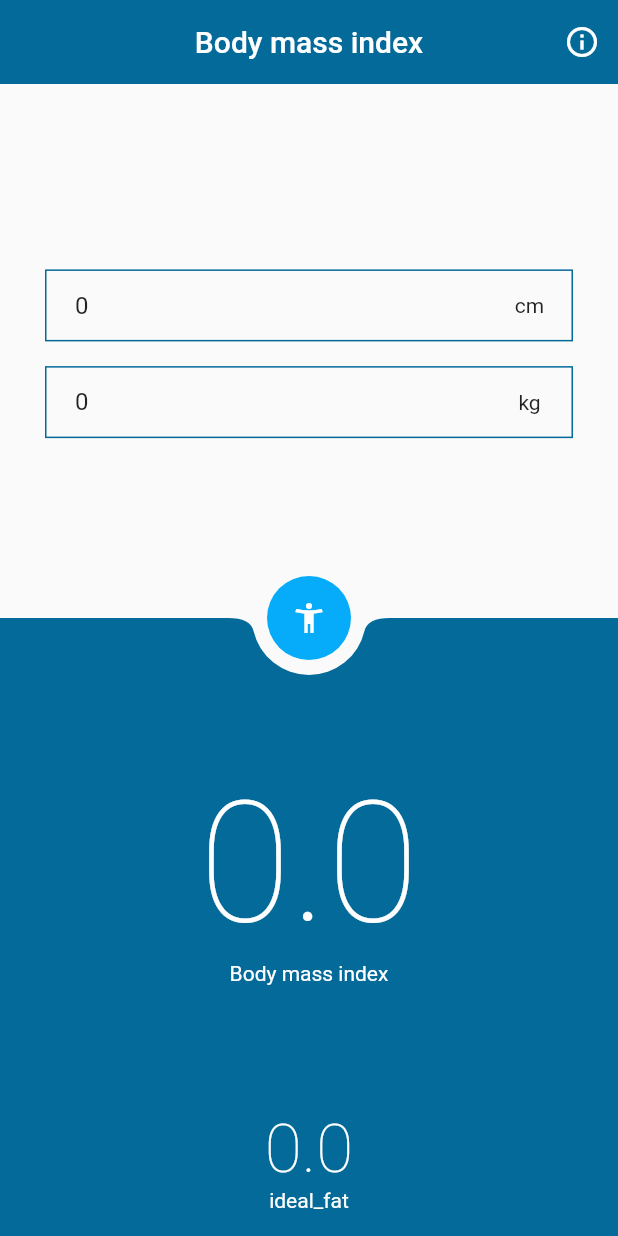
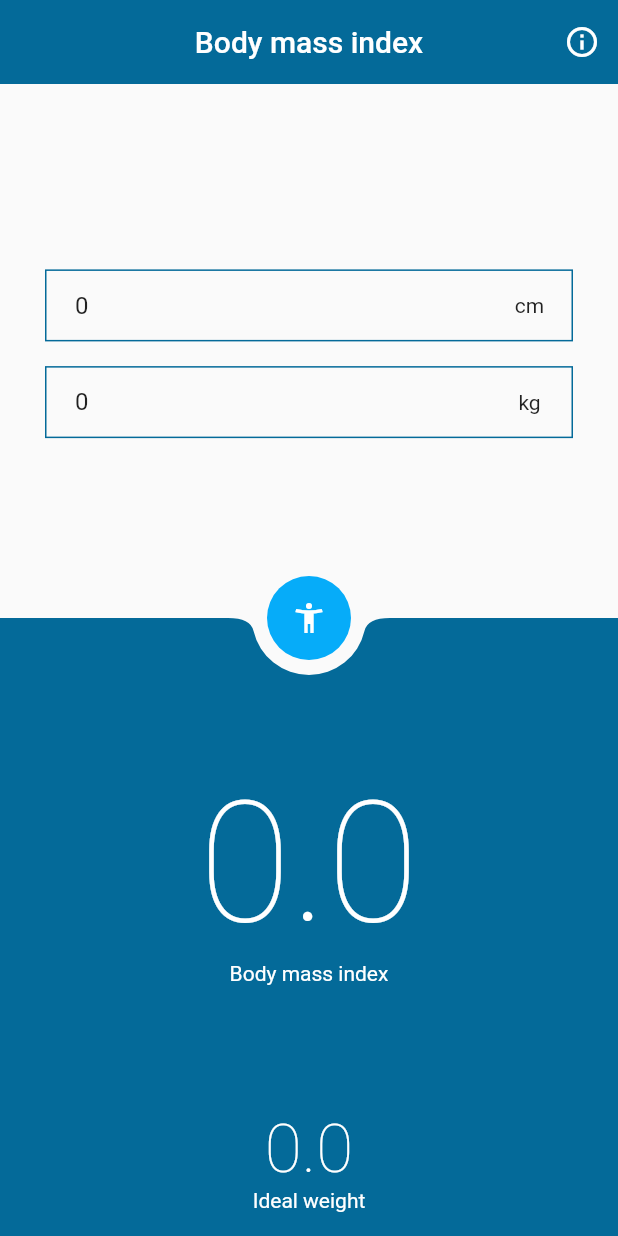
Before and after one commit to akifkadioglu/bmi-calculator, a Flutter app: the screen it shows after launch, scrolled down 323 dp, after a tap on the "accessibility new" icon, on a phone screen of 412 x 824 dp. Run offline on Flutter 3.47's test engine with Material 2 defaults, Android fonts, the phone set to English and light mode, and no system bars; our stand-ins replace get.

Commit message:
some fixes and added word

```diff
--- a/lib/core/init/language/language.dart
+++ b/lib/core/init/language/language.dart
@@ -11,6 +11,8 @@ class Messages extends Translations {
           'us_units': 'US units',
           'metric_units': 'Metric units',
           'age': 'Age',
+          'ideal_weight': 'Ideal weight',
+          'information': 'Information',
         },
         'de_DE': {
           'bmi': 'Body-Mass-Index',
@@ -20,6 +22,8 @@ class Messages extends Translations {
           'us_units': 'US-Einheiten',
           'metric_units': 'Metrische Einheiten',
           'age': 'das Alter',
+          'ideal_weight': 'Idealgewicht',
+          'information': 'Information',
         },
         'tr_TR': {
           'bmi': 'Vücut kitle indeksi',
@@ -29,6 +33,8 @@ class Messages extends Translations {
           'us_units': 'ABD birimleri',
           'metric_units': 'Metrik birimler',
           'age': 'Yaş',
+          'ideal_weight': 'İdeal ağırlık',
+          'information': 'Bilgi',
         },
         'fr_FR': {
           'bmi': 'Indice de masse corporelle',
@@ -38,6 +44,8 @@ class Messages extends Translations {
           'us_units': 'Unités américaines',
           'metric_units': 'Unités métriques',
           'age': 'Âge',
+          'ideal_weight': 'Poids idéal',
+          'information': 'Information',
         },
         'es_ES': {
           'bmi': 'Índice de masa corporal',
@@ -47,6 +55,8 @@ class Messages extends Translations {
           'us_units': 'Unidades estadounidenses',
           'metric_units': 'Unidades metricas',
           'age': 'Años',
+          'ideal_weight': 'Peso ideal',
+          'information': 'Información',
         }
       };
 }
--- a/lib/view/info/info_view.dart
+++ b/lib/view/info/info_view.dart
@@ -2,6 +2,7 @@ import 'package:bmi_calculator/core/base/state/base_state.dart';
 import 'package:flutter/material.dart';
 import 'package:flutter/src/foundation/key.dart';
 import 'package:flutter/src/widgets/framework.dart';
+import 'package:get/get.dart';
 
 class InfoPage extends StatefulWidget {
   const InfoPage({Key? key}) : super(key: key);
@@ -14,7 +15,9 @@ class _InfoPageState extends BaseState<InfoPage> {
   @override
   Widget build(BuildContext context) {
     return Scaffold(
-      appBar: AppBar(),
+      appBar: AppBar(
+        title: Text('information'.tr),
+      ),
       body: Center(
         child: Text('sdlnlska'),
       ),
--- a/lib/view/parameters/parameter_view.dart
+++ b/lib/view/parameters/parameter_view.dart
@@ -50,7 +50,7 @@ class _ParameterPageState extends BaseState<ParameterPage> {
               buildTopPadding(),
               buildSwitchUnit(),
               const SizedBox(
-                height: 5,
+                height: 7,
               ),
               buildSwitchGender()
             ],
@@ -91,7 +91,7 @@ class _ParameterPageState extends BaseState<ParameterPage> {
         onPressed: () {
           controller.isResultOpen.value = !controller.isResultOpen.value;
           controller.calculateBMI();
-          controller.calculateIdealFat();
+          controller.calculateidealWeight();
         },
         child: const Icon(
           Icons.accessibility_new_sharp,
--- a/lib/view/result/result_view.dart
+++ b/lib/view/result/result_view.dart
@@ -71,14 +71,14 @@ class _ResultPageState extends BaseState<ResultPage> {
                         mainAxisSize: MainAxisSize.min,
                         children: [
                           Text(
-                            controller.idealFat.toString(),
+                            controller.idealWeight.toString(),
                             style: Theme.of(context).textTheme.headline3?.copyWith(
                                   fontWeight: FontWeight.w200,
                                   color: Colors.white,
                                 ),
                           ),
                           Text(
-                            'ideal_fat'.tr,
+                            'ideal_weight'.tr,
                             style: const TextStyle(
                               color: Colors.white,
                             ),
--- a/lib/view/view-controller/app_view_controller.dart
+++ b/lib/view/view-controller/app_view_controller.dart
@@ -8,15 +8,15 @@ class AppViewConroller extends GetxController {
   RxBool isMetricUnit = true.obs;
   RxBool isMale = true.obs;
   RxDouble result = 0.0.obs;
-  RxDouble idealFat = 0.0.obs;
-  void calculateIdealFat() {
+  RxDouble idealWeight = 0.0.obs;
+  void calculateidealWeight() {
     double heightValue = isMetricUnit.value ? (height.value * 0.3937) : height.value;
     if (isMale.value && heightValue > 0) {
-      idealFat.value = 50 + 2.3 * (heightValue - 60);
+      idealWeight.value = 50 + 2.3 * (heightValue - 60);
     } else if (heightValue > 0) {
-      idealFat.value = 45.5 + 2.3 * (heightValue - 60);
+      idealWeight.value = 45.5 + 2.3 * (heightValue - 60);
     }
-    idealFat.value = idealFat.value > 0 ? double.tryParse(idealFat.value.toStringAsFixed(2)) ?? 0.0 : 0.0;
+    idealWeight.value = idealWeight.value > 0 ? double.tryParse(idealWeight.value.toStringAsFixed(2)) ?? 0.0 : 0.0;
   }
 
   void calculateBMI() {
```
